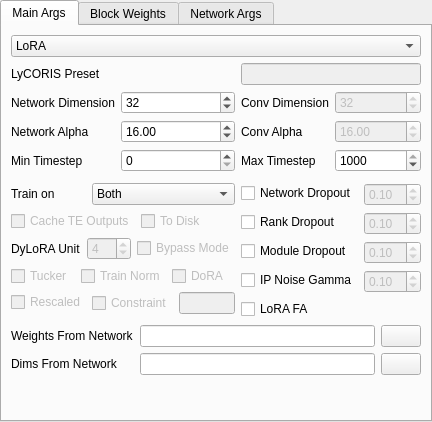
This is ui_files/NetworkUI.ui in derrian-distro/LoRA_Easy_Training_Scripts as Qt 5 draws it before an edit. The edited form follows.
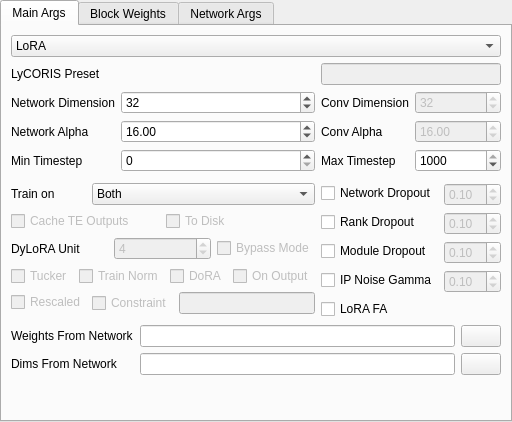
This is the edited form. Custom widgets are drawn as their Qt base class.

Commit message: begun setup for allowing the paper implementation of DoRA

```diff
--- a/ui_files/NetworkUI.ui
+++ b/ui_files/NetworkUI.ui
@@ -441,6 +441,19 @@
              </property>
             </widget>
            </item>
+           <item>
+            <widget class="QCheckBox" name="dora_on_output_enable">
+             <property name="enabled">
+              <bool>false</bool>
+             </property>
+             <property name="toolTip">
+              <string>&lt;html&gt;&lt;head/&gt;&lt;body&gt;&lt;p&gt;Check this if you want your DoRA to follow the paper implementation&lt;/p&gt;&lt;/body&gt;&lt;/html&gt;</string>
+             </property>
+             <property name="text">
+              <string>On Output</string>
+             </property>
+            </widget>
+           </item>
           </layout>
          </item>
          <item row="4" column="0">
```
Left out of the diff: 2 changed lines with no effect on the pictures. The commit also changes 2 other files.
